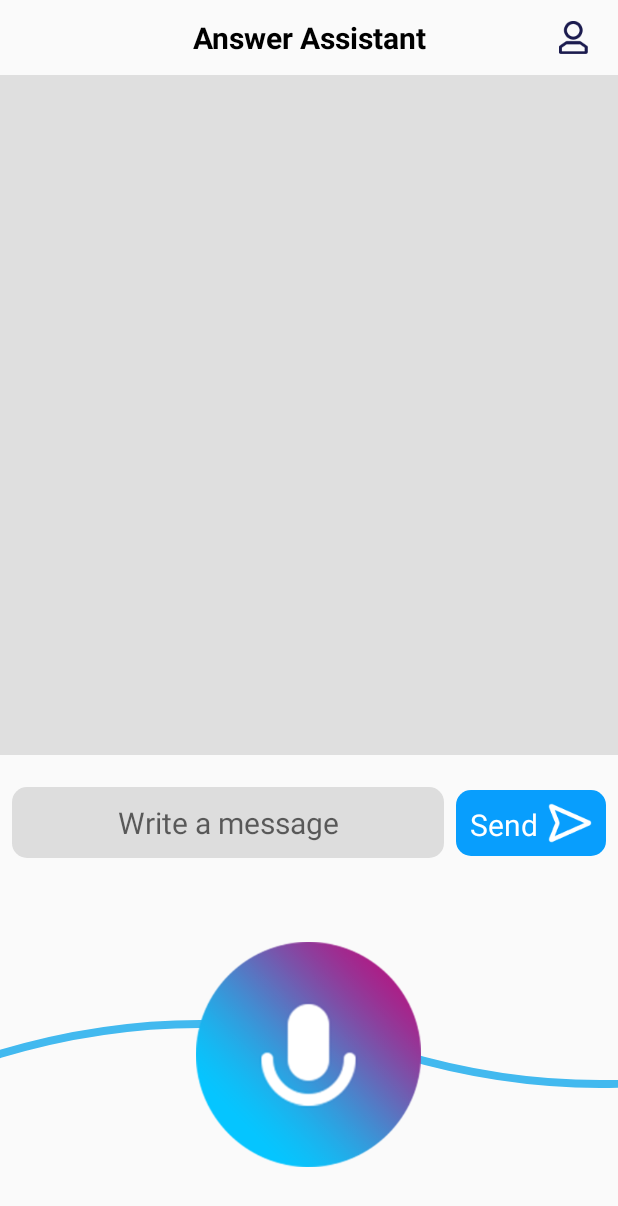
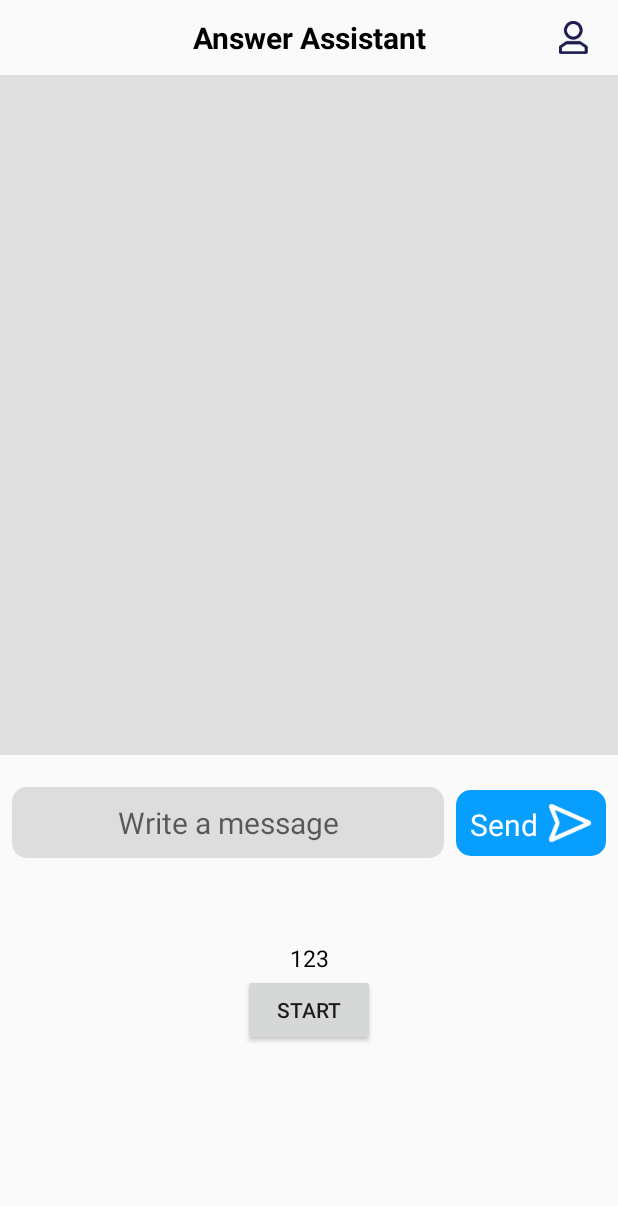
Before and after one commit to CzZmessages/Myuser, an Android app: the AudioActivity screen opened directly, with no data from a screen before it, on a phone screen of 412 x 824 dp. Shown: the top 1206 px of the screen. Run offline under Robolectric (Android 15) with nearby library versions, the phone set to English and light mode, and no system bars; libraries missing offline, so code that uses them is left out: com.arialyy.annotations, com.arialyy.aria, com.google.android.exoplayer2, com.hjq.permissions, com.konovalov.vad; pictures from the network do not load; 10 statements that could not run were skipped.

Commit message:
AI APP代码提交

```diff
--- a/app/src/main/java/com/hongri/multimedia/audio/Services/NetworkService.java
+++ b/app/src/main/java/com/hongri/multimedia/audio/Services/NetworkService.java
@@ -64,12 +64,12 @@ public class NetworkService {
         gson = new Gson();
         // 在构造函数中初始化OkHttpClient并设置超时参数
         client = new OkHttpClient.Builder()
-                .connectTimeout(30, TimeUnit.SECONDS) // 设置连接超时时间为60秒
-                .readTimeout(30, TimeUnit.SECONDS) // 设置读取超时时间为60秒
+                .connectTimeout(10, TimeUnit.SECONDS) // 设置连接超时时间为60秒
+                .readTimeout(10, TimeUnit.SECONDS) // 设置读取超时时间为60秒
                 .build();
         client1 = new OkHttpClient.Builder()
-                .connectTimeout(30, TimeUnit.SECONDS) // 设置连接超时时间为60秒
-                .readTimeout(30, TimeUnit.SECONDS) // 设置读取超时时间为60秒
+                .connectTimeout(10, TimeUnit.SECONDS) // 设置连接超时时间为60秒
+                .readTimeout(10, TimeUnit.SECONDS) // 设置读取超时时间为60秒
                 .build();
     }
 
--- a/app/src/main/java/com/hongri/multimedia/util/RetrofitClient.java
+++ b/app/src/main/java/com/hongri/multimedia/util/RetrofitClient.java
@@ -19,7 +19,7 @@ public class RetrofitClient {
 
 
     public  Retrofit getClient(String baseUrl) {
-        LogUtils.e("url:"+baseUrl);
+//        LogUtils.e("url:"+baseUrl);
             OkHttpClient client = new OkHttpClient.Builder()
                     .connectTimeout(30, TimeUnit.SECONDS) // 设置连接超时时间为30秒
                     .readTimeout(30, TimeUnit.SECONDS) // 设置读取超时时间为30秒
--- a/app/src/main/res/layout/activity_audio.xml
+++ b/app/src/main/res/layout/activity_audio.xml
@@ -113,6 +113,27 @@
         app:layout_constraintRight_toRightOf="parent"
         app:layout_constraintTop_toBottomOf="@id/states_ai_messages">
 
+        <TextView
+            android:id="@+id/test_check"
+            android:layout_width="wrap_content"
+            android:layout_height="wrap_content"
+            android:text="123"
+            android:textColor="@color/black"
+            android:textSize="15sp"
+            app:layout_constraintLeft_toLeftOf="parent"
+            app:layout_constraintRight_toRightOf="parent"
+            app:layout_constraintTop_toTopOf="parent" />
+        <Button
+            android:id="@+id/test_start"
+            android:layout_width="wrap_content"
+            android:layout_height="wrap_content"
+            app:layout_constraintTop_toBottomOf="@+id/test_check"
+            app:layout_constraintLeft_toLeftOf="parent"
+            app:layout_constraintRight_toRightOf="parent"
+            android:text="start"
+            />
+
+
         <Button
             android:id="@+id/check_button"
             android:layout_width="150dp"
@@ -127,6 +148,7 @@
             android:id="@+id/recordLayout"
             android:layout_width="match_parent"
             android:layout_height="wrap_content"
+            android:visibility="gone"
             app:layout_constraintLeft_toLeftOf="parent"
             app:layout_constraintRight_toRightOf="parent"
             app:layout_constraintTop_toTopOf="parent"
--- a/app/src/main/res/layout/activity_login.xml
+++ b/app/src/main/res/layout/activity_login.xml
@@ -19,7 +19,7 @@
         <ImageView
             android:layout_width="200dp"
             android:layout_height="130dp"
-            android:src="@mipmap/ads"
+            android:src="@mipmap/ans"
             app:layout_constraintBottom_toBottomOf="parent"
             app:layout_constraintLeft_toLeftOf="parent"
             app:layout_constraintRight_toRightOf="parent"
```
Also changed, not shown: app/src/main/java/com/hongri/multimedia/AudioActivity.java (+94 -27 lines), app/src/main/java/com/hongri/multimedia/audio/AudioRecorder.java (+32 -30 lines), app/src/main/java/com/hongri/multimedia/audio/widget/AudioRecordView.java (+9 -9 lines), app/src/main/res/mipmap-xhdpi/ans.png (added), 1 other file.
